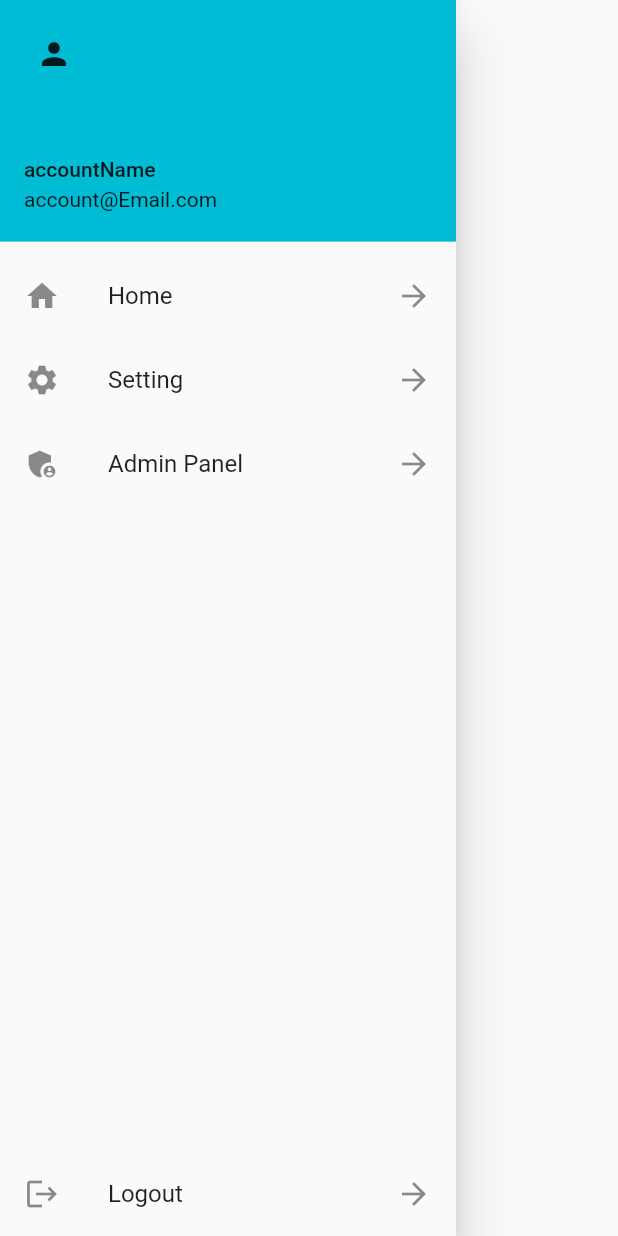
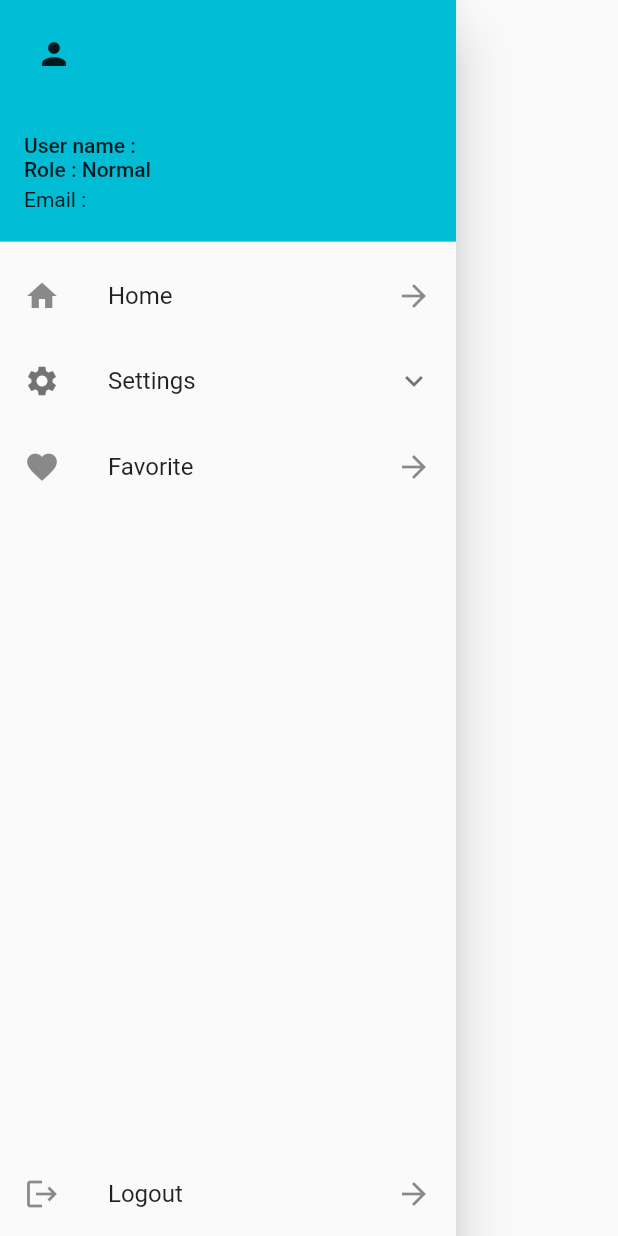
Before and after one commit to chemsou00/Batna_Traveler, a Flutter app: the CustomDrawer widget shown alone on an empty page, opened directly, on a phone screen of 412 x 824 dp. Run offline on Flutter 3.47's test engine with Material 2 defaults, Android fonts, the phone set to English and light mode, and no system bars; our stand-ins replace dartz, get, shared_preferences; accounts and stored records are empty; network calls fail.

Commit message:
Add shared pref

```diff
--- a/lib/config/constants/api.dart
+++ b/lib/config/constants/api.dart
@@ -1,7 +1,8 @@
 
 
 class AppLink{
-  static const String server = "http://10.0.2.2/batna_traveler";
+  // static const String server = "http://10.0.2.2/batna_traveler";
+  static const String server = "http://192.168.1.2/batna_traveler";
 
   static const String test = "$server/test.php";
 
--- a/lib/config/routes/routs.dart
+++ b/lib/config/routes/routs.dart
@@ -4,6 +4,9 @@ import 'package:batna_traveler/view/screens/auth/sign_up.dart';
 import 'package:batna_traveler/view/screens/home_screen.dart';
 import 'package:batna_traveler/view/screens/on_boarding.dart';
 import 'package:get/get.dart';
+
+import '../../core/middleware/my_middleware.dart';
+
 // Routs Class
 class AppRouts {
   static const String onBoarding = '/';
@@ -13,9 +16,11 @@ class AppRouts {
   static const String adminPanel = '/adminPanel';
 }
 
-
 List<GetPage<dynamic>>? routes = [
-  GetPage(name: AppRouts.onBoarding , page: () => const OnBoarding()),
+  GetPage(
+      name: AppRouts.onBoarding,
+      middlewares: [MyMiddleware()],
+      page: () => const OnBoarding()),
   GetPage(name: AppRouts.homeScreen, page: () => const HomeScreen()),
   GetPage(name: AppRouts.signInScreen, page: () => const SignInScreen()),
   GetPage(name: AppRouts.signUpScreen, page: () => const SignUpScreen()),
--- a/lib/controller/drawer_controller.dart
+++ b/lib/controller/drawer_controller.dart
@@ -5,9 +5,28 @@
 import 'package:batna_traveler/config/routes/routs.dart';
 import 'package:get/get.dart';
 
+import '../core/services/services.dart';
+
 class CustomDrawerController extends GetxController{
+  MyServices myServices = Get.find();
+   String? email ;
+   String? username ;
+   String? role ;
+   late bool isAdmin ;
+   goToAdminPanel(){
+     Get.toNamed(AppRouts.adminPanel);
+   }
+  logout(){
+    Get.offAllNamed(AppRouts.signInScreen);
+    myServices.sharedPreferences.clear();
+  }
 
-  logout(){
-    Get.offNamed(AppRouts.signInScreen);
+  @override
+  void onInit() {
+    email = myServices.sharedPreferences.getString("email");
+    username = myServices.sharedPreferences.getString("username");
+    role = myServices.sharedPreferences.getInt("role") == 1 ? "Admin" : "Normal";
+    isAdmin = role == "Admin" ? true : false;
+    super.onInit();
   }
 }
--- a/lib/controller/sign_in_controller.dart
+++ b/lib/controller/sign_in_controller.dart
@@ -31,13 +31,22 @@ class SignInController extends GetxController {
         statusRequest = StatusRequest.loading;
         loadingMessage.showLoading();
         var response = await signInData.postData(emailController.text,passwordController.text,);
+        print("=============================== Controller $response ");
         statusRequest = handlingData(response);
         print(statusRequest);
         // print(response);
         if (StatusRequest.success == statusRequest) {
           if (response['status'] == "success") {
-            //myServices.sharedPreferences.setString("email", emailController.text);
             Get.back();
+            //print("This is User Id : ${response['data']['user_id']}");
+            myServices.sharedPreferences.setBool("login", true);
+            myServices.sharedPreferences.setInt("id", response['data']['user_id']);
+            myServices.sharedPreferences
+                .setString("username", response['data']['user_name']);
+            myServices.sharedPreferences
+                .setString("email", response['data']['user_email']);
+            myServices.sharedPreferences
+                .setInt("role", response['data']['user_role']);
             Get.offNamed(
               AppRouts.homeScreen,
             );
--- a/lib/controller/sign_up_controller.dart
+++ b/lib/controller/sign_up_controller.dart
@@ -50,7 +50,7 @@ class SignUpController extends GetxController {
           loadingMessage.afterVerify(
             "Message",
             "Well done Your account has been created ",
-            AppRouts.homeScreen,
+            AppRouts.signInScreen,
             {
               "email": emailController.text,
               "rout": "signup",
--- a/lib/main.dart
+++ b/lib/main.dart
@@ -18,11 +18,11 @@ class MyApp extends StatelessWidget {
     return GetMaterialApp(
       debugShowCheckedModeBanner: false,
       title: 'Batna Traveler',
-      initialRoute: AppRouts.homeScreen,
+      // initialRoute: AppRouts.homeScreen,
       getPages: routes,
       initialBinding: InitialBindings(),
       theme: ThemeData(
-        primarySwatch: Colors.cyan,
+         primarySwatch: Colors.cyan
       ),
     );
   }
--- a/lib/view/components/custom_drawer.dart
+++ b/lib/view/components/custom_drawer.dart
@@ -12,11 +12,12 @@ class CustomDrawer extends StatelessWidget {
     return Drawer(
       child: Column(
         children: [
-          const UserAccountsDrawerHeader(
-            accountName: Text("accountName"),
-            accountEmail: Text("account@Email.com"),
-            currentAccountPicture: Icon(Icons.person),
-            currentAccountPictureSize: Size(40, 40),
+          UserAccountsDrawerHeader(
+            accountName: Text(
+                "User name : ${controller.username} \nRole : ${controller.role}"),
+            accountEmail: Text("Email : ${controller.email}"),
+            currentAccountPicture: const Icon(Icons.person),
+            currentAccountPictureSize: const Size(40, 40),
           ),
           ListTile(
             onTap: () {},
@@ -24,25 +25,38 @@ class CustomDrawer extends StatelessWidget {
             leading: const Icon(Icons.home),
             trailing: const Icon(Icons.arrow_forward),
           ),
+           ExpansionTile(
+              leading : const Icon(Icons.settings),
+              title: const Text("Settings"),
+              children: [
+                SwitchListTile(
+                    title:  const Text("Dark Mode"),
+                    value: false,
+                    onChanged: (v) {
+                    }),
+              ]),
           ListTile(
             onTap: () {},
-            title: const Text("Setting"),
-            leading: const Icon(Icons.settings),
+            title: const Text("Favorite"),
+            leading: const Icon(Icons.favorite),
             trailing: const Icon(Icons.arrow_forward),
           ),
-          ListTile(
+          controller.isAdmin
+              ? ListTile(
                   onTap: () async {
                     Get.back();
                     await Future.delayed(const Duration(milliseconds: 500));
-              Get.toNamed(AppRouts.adminPanel);
+                    controller.goToAdminPanel();
                   },
                   title: const Text("Admin Panel"),
                   leading: const Icon(Icons.admin_panel_settings),
                   trailing: const Icon(Icons.arrow_forward),
-          ),
+                )
+              : const SizedBox(),
           const Spacer(),
           ListTile(
             onTap: () {
+              // Get.offNamed(AppRouts.signInScreen);
               controller.logout();
             },
             title: const Text("Logout"),
```
Also changed, not shown: lib/controller/admin/admin_panel_controller.dart (added, +20 -0 lines), lib/controller/admin/users_controller.dart (added, +21 -0 lines), lib/core/data/models/sign_in_model.dart (added, +33 -0 lines), lib/core/middleware/my_middleware.dart (added, +20 -0 lines), lib/view/admin/admin_panel_home.dart (+33 -19 lines), lib/view/admin/functions/show_me.dart (added, +15 -0 lines), lib/view/admin/show_all_data.dart (+8 -70 lines), lib/view/admin/widgets/hotel_info_card.dart (added, +112 -0 lines). Lines whose indentation alone changed are shown as unchanged.
